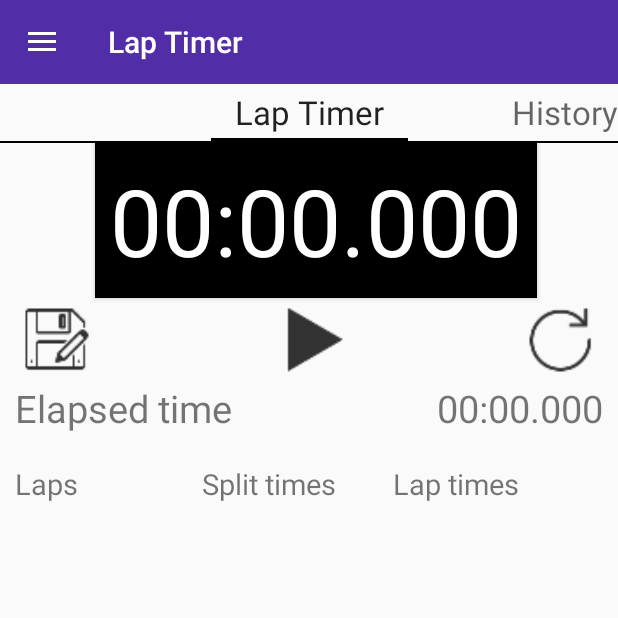
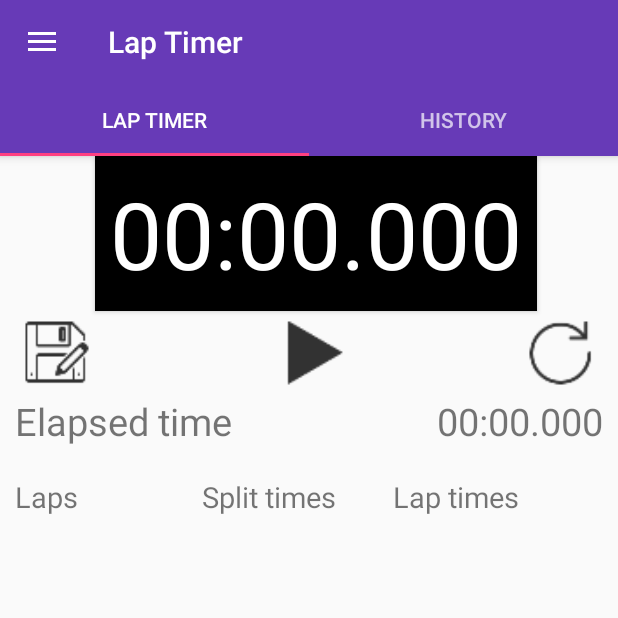
Before and after one commit to amanjpro/splittimer, an Android app: the screen it shows after launch (SplitTimerActivity), on a phone screen of 412 x 824 dp, the top half of it. Run offline under Robolectric (Android 15) with nearby library versions, the phone set to English and light mode, and no system bars; our stand-ins replace EventBus.

Commit message:
Use the new tabbed layout, and abandon the sliding window

```diff
--- a/app/src/main/AndroidManifest.xml
+++ b/app/src/main/AndroidManifest.xml
@@ -13,7 +13,7 @@
         android:icon="@mipmap/ic_launcher"
         android:label="@string/app_name"
         android:supportsRtl="true"
-        android:theme="@style/AndroidTheme">
+        android:theme="@style/SplitTimerTheme">
 
 
         <android:uses-permission android:name="android.permission.WRITE_EXTERNAL_STORAGE" />
--- a/app/src/main/java/me/amanj/splittimer/ui/SplitTimerActivity.java
+++ b/app/src/main/java/me/amanj/splittimer/ui/SplitTimerActivity.java
@@ -35,6 +35,7 @@ import android.content.pm.ActivityInfo;
 import android.content.res.Configuration;
 import android.net.Uri;
 import android.support.design.widget.NavigationView;
+import android.support.design.widget.TabLayout;
 import android.support.v4.view.GravityCompat;
 import android.support.v4.view.MenuItemCompat;
 import android.support.v4.view.ViewPager;
@@ -66,6 +67,7 @@ public class SplitTimerActivity extends AppCompatActivity {
 
     private final int DEFAULT_FRAGMENT_NUMBER = 2;
     EventBus bus = EventBus.getDefault();
+    private TabLayout tabLayout;
     private SplitTimerFragmentAdapter adapterViewPager;
     private DrawerLayout mDrawer;
     private Toolbar toolbar;
@@ -122,9 +124,22 @@ public class SplitTimerActivity extends AppCompatActivity {
 //            }
 //        });
 
-        // Set a Toolbar to replace the ActionBar.
+
         toolbar = (Toolbar) findViewById(R.id.toolbar);
+
         setSupportActionBar(toolbar);
+
+        vpPager = (ViewPager) findViewById(R.id.vpPager);
+//        setupViewPager(vpPager);
+
+        tabLayout = (TabLayout) findViewById(R.id.tabs);
+        tabLayout.setupWithViewPager(vpPager);
+
+        getSupportActionBar().setDisplayHomeAsUpEnabled(true);
+        getSupportActionBar().setHomeButtonEnabled(true);
+//        // Set a Toolbar to replace the ActionBar.
+//        toolbar = (Toolbar) findViewById(R.id.toolbar);
+//        setSupportActionBar(toolbar);
 
         // Find our drawer view
         mDrawer = (DrawerLayout) findViewById(R.id.drawer_layout);
@@ -136,8 +151,6 @@ public class SplitTimerActivity extends AppCompatActivity {
         // Setup drawer view
         setupDrawerContent(nvDrawer);
 
-        getSupportActionBar().setDisplayHomeAsUpEnabled(true);
-        getSupportActionBar().setHomeButtonEnabled(true);
         mDrawer.addDrawerListener(drawerToggle);
 
 
--- a/app/src/main/res/layout/activity_split_timer.xml
+++ b/app/src/main/res/layout/activity_split_timer.xml
@@ -36,35 +36,39 @@
     android:layout_width="match_parent"
     android:layout_height="match_parent">
 
-    <!-- This LinearLayout represents the contents of the screen  -->
-    <LinearLayout
+    <android.support.design.widget.CoordinatorLayout
+        xmlns:android="http://schemas.android.com/apk/res/android"
+        xmlns:app="http://schemas.android.com/apk/res-auto"
         android:layout_width="match_parent"
-        android:layout_height="match_parent"
-        android:orientation="vertical">
+        android:layout_height="match_parent">
 
-        <!-- The ActionBar displayed at the top -->
-        <include
-            layout="@layout/toolbar"
+        <android.support.design.widget.AppBarLayout
             android:layout_width="match_parent"
-            android:layout_height="wrap_content" />
+            android:layout_height="wrap_content"
+            android:theme="@style/ThemeOverlay.AppCompat.Dark.ActionBar">
 
-        <!-- The main content view where fragments are loaded -->
+            <android.support.v7.widget.Toolbar
+                android:id="@+id/toolbar"
+                android:layout_width="match_parent"
+                android:layout_height="?attr/actionBarSize"
+                android:background="?attr/colorPrimary"
+                app:popupTheme="@style/ThemeOverlay.AppCompat.Light" />
+
+            <android.support.design.widget.TabLayout
+                android:id="@+id/tabs"
+                android:layout_width="match_parent"
+                android:layout_height="wrap_content"
+                app:tabMaxWidth="0dp"
+                app:tabMode="fixed"
+                app:tabGravity="fill"/>
+        </android.support.design.widget.AppBarLayout>
+
         <android.support.v4.view.ViewPager
             android:id="@+id/vpPager"
             android:layout_width="match_parent"
-            android:layout_height="wrap_content">
-
-            <android.support.v4.view.PagerTabStrip
-                android:id="@+id/pager_header"
-                android:layout_width="match_parent"
-                android:layout_height="wrap_content"
-                android:textSize="@dimen/pager_view_title"
-                android:layout_gravity="top"
-                android:paddingBottom="4dp"
-                android:paddingTop="4dp" />
-        </android.support.v4.view.ViewPager>
-
-    </LinearLayout>
+            android:layout_height="match_parent"
+            app:layout_behavior="@string/appbar_scrolling_view_behavior"  />
+    </android.support.design.widget.CoordinatorLayout>
 
     <!-- The navigation drawer that comes from the left -->
     <!-- Note that `android:layout_gravity` needs to be set to 'start' -->
--- a/app/src/main/res/values-v19/styles.xml
+++ b/app/src/main/res/values-v21/styles.xml
@@ -31,12 +31,14 @@
 
 <resources>
     <!-- Base application theme. -->
-    <style name="AndroidTheme" parent="Theme.AppCompat.Light.NoActionBar">
-        <item name="colorPrimary">#673AB7</item>
-        <item name="colorPrimaryDark">#512DA8</item>
-        <item name="colorAccent">#FF4081</item>
-        <item name="android:windowTranslucentStatus">true</item>
+
+    <style name="SplitTimerTheme" parent="AndroidTheme.Base">
         <item name="drawerArrowStyle">@style/DrawerArrowStyle</item>
+        <item name="android:windowContentTransitions">true</item>
+        <item name="android:windowAllowEnterTransitionOverlap">true</item>
+        <item name="android:windowAllowReturnTransitionOverlap">true</item>
+        <item name="android:windowSharedElementEnterTransition">@android:transition/move</item>
+        <item name="android:windowSharedElementExitTransition">@android:transition/move</item>
     </style>
     <style name="DrawerArrowStyle" parent="Widget.AppCompat.DrawerArrowToggle">
         <item name="spinBars">true</item>
--- a/app/src/main/res/values/styles.xml
+++ b/app/src/main/res/values/styles.xml
@@ -31,10 +31,15 @@
 
 <resources>
     <!-- Base application theme. -->
-    <style name="AndroidTheme" parent="Theme.AppCompat.Light.NoActionBar">
+    <style name="SplitTimerTheme" parent="AndroidTheme.Base">
+    </style>
+
+    <style name="AndroidTheme.Base" parent="Theme.AppCompat.Light.DarkActionBar">
         <item name="colorPrimary">#673AB7</item>
         <item name="colorPrimaryDark">#512DA8</item>
         <item name="colorAccent">#FF4081</item>
+        <item name="windowNoTitle">true</item>
+        <item name="windowActionBar">false</item>
         <item name="drawerArrowStyle">@style/DrawerArrowStyle</item>
     </style>
     <style name="DrawerArrowStyle" parent="Widget.AppCompat.DrawerArrowToggle">
```
